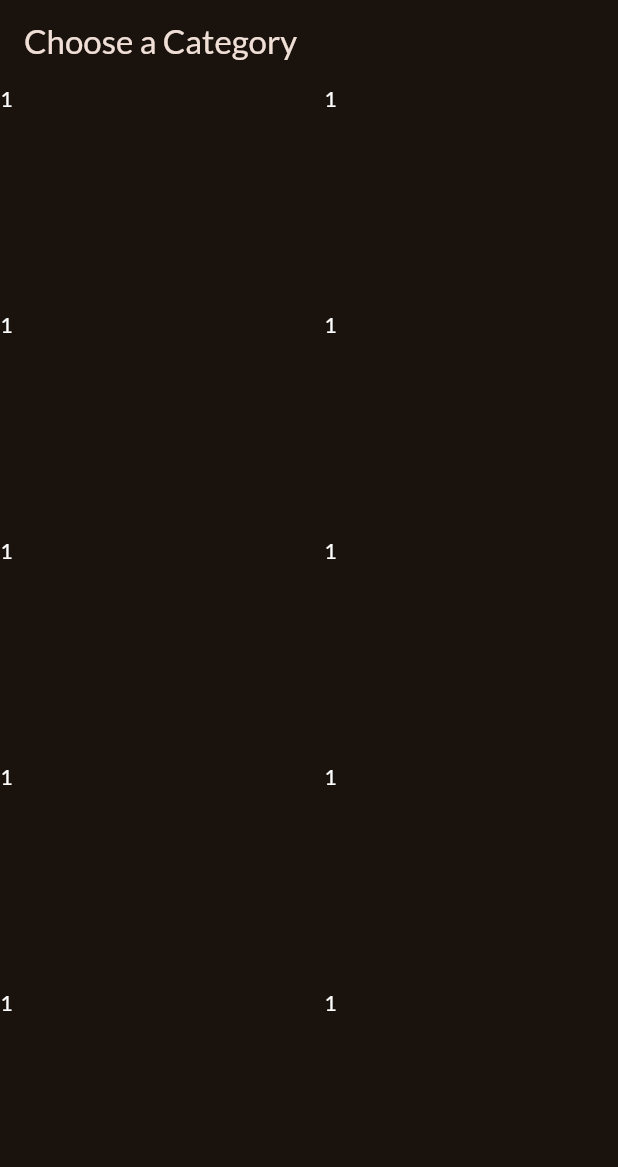
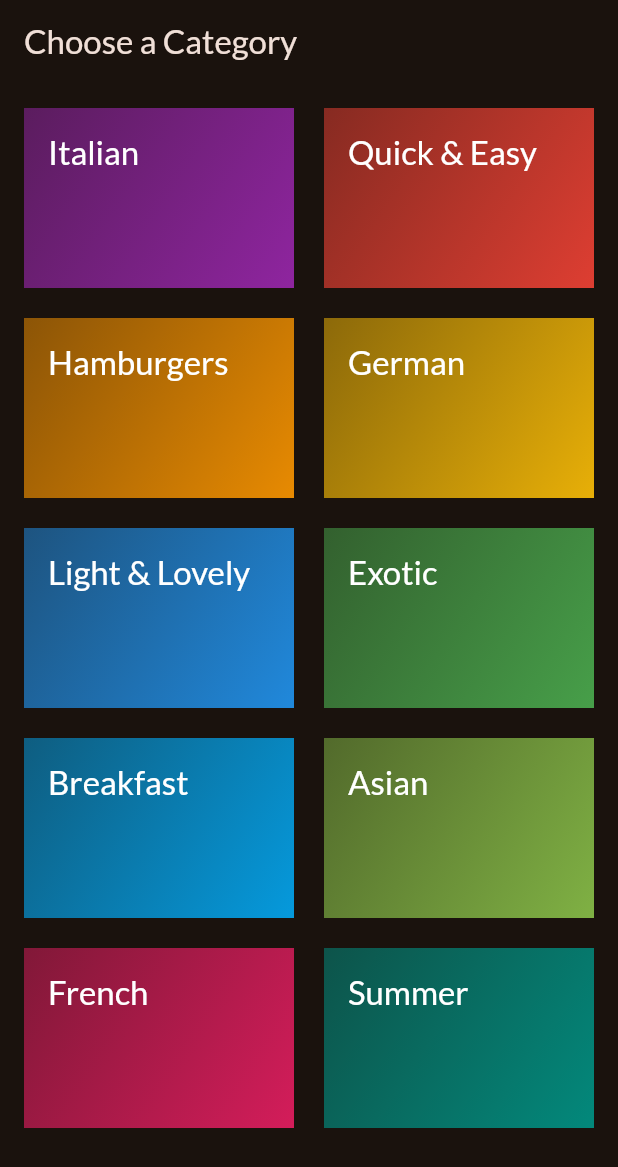
Before and after one commit to Ali-Hadi-Saker/Meal-App-Flutter, a Flutter app: the screen it shows after launch, on a phone screen of 412 x 824 dp. Shown: the top 1167 px of the screen. Run offline on Flutter 3.47's test engine with Material 3 defaults, Android fonts, the phone set to English and light mode, and no system bars; our stand-ins replace google_fonts.

Commit message:
added grid-item widget

```diff
--- a/lib/screens/categories_screen.dart
+++ b/lib/screens/categories_screen.dart
@@ -1,4 +1,6 @@
 import 'package:flutter/material.dart';
+import 'package:meal_app/data/dummy_data.dart';
+import 'package:meal_app/widgets/category_grid_item.dart';
 
 class CategoriesScreen extends StatelessWidget {
   const CategoriesScreen({super.key});
@@ -8,6 +10,7 @@ class CategoriesScreen extends StatelessWidget {
     return Scaffold(
       appBar: AppBar(title: Text('Choose a Category')),
       body: GridView(
+        padding: const EdgeInsets.all(16),
         gridDelegate: SliverGridDelegateWithFixedCrossAxisCount(
           crossAxisCount: 2,
           childAspectRatio: 1.5,
@@ -15,16 +18,8 @@ class CategoriesScreen extends StatelessWidget {
           mainAxisSpacing: 20,
         ),
         children: [
-          Text('1', style: TextStyle(color: Colors.white)),
-          Text('1', style: TextStyle(color: Colors.white)),
-          Text('1', style: TextStyle(color: Colors.white)),
-          Text('1', style: TextStyle(color: Colors.white)),
-          Text('1', style: TextStyle(color: Colors.white)),
-          Text('1', style: TextStyle(color: Colors.white)),
-          Text('1', style: TextStyle(color: Colors.white)),
-          Text('1', style: TextStyle(color: Colors.white)),
-          Text('1', style: TextStyle(color: Colors.white)),
-          Text('1', style: TextStyle(color: Colors.white)),
+          for (final category in availableCategories)
+            CategoryGridItem(category: category),
         ],
       ),
     );
--- a/lib/widgets/category_grid_item.dart
+++ b/lib/widgets/category_grid_item.dart
@@ -0,0 +1,31 @@
+import 'package:flutter/material.dart';
+import 'package:meal_app/models/category.dart';
+
+class CategoryGridItem extends StatelessWidget {
+  const CategoryGridItem({super.key, required this.category});
+
+  final Category category;
+
+  @override
+  Widget build(BuildContext context) {
+    return Container(
+      padding: EdgeInsets.all(16),
+      decoration: BoxDecoration(
+        gradient: LinearGradient(
+          colors: [
+            category.color.withAlpha((255 * 0.5).toInt()),
+            category.color.withAlpha((255 * 0.9).toInt()),
+          ],
+          begin: Alignment.topLeft,
+          end: Alignment.bottomRight,
+        ),
+      ),
+      child: Text(
+        category.title,
+        style: Theme.of(
+          context,
+        ).textTheme.titleLarge?.copyWith(color: Colors.white),
+      ),
+    );
+  }
+}
```
